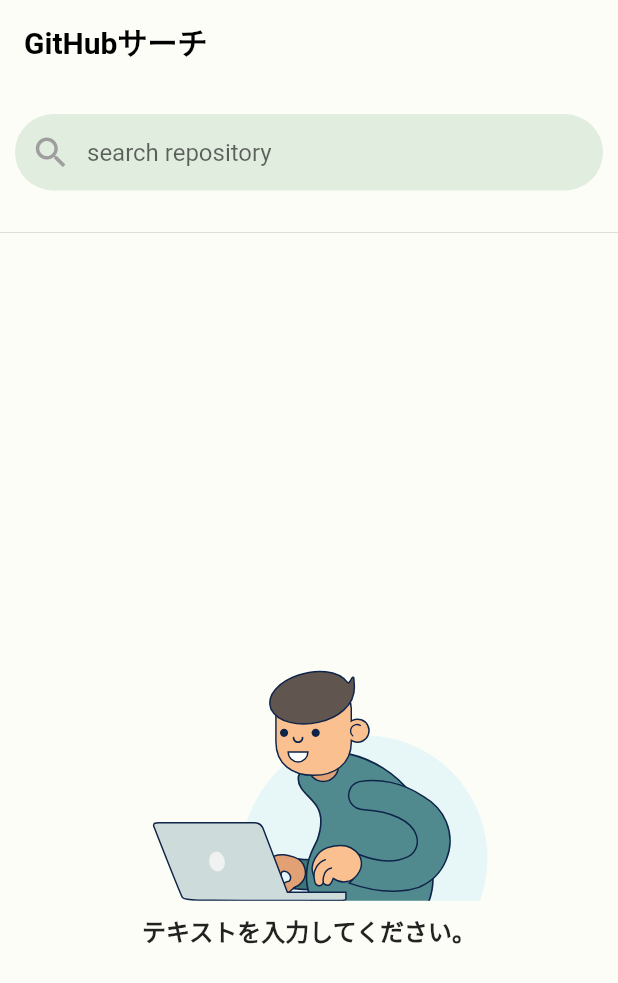
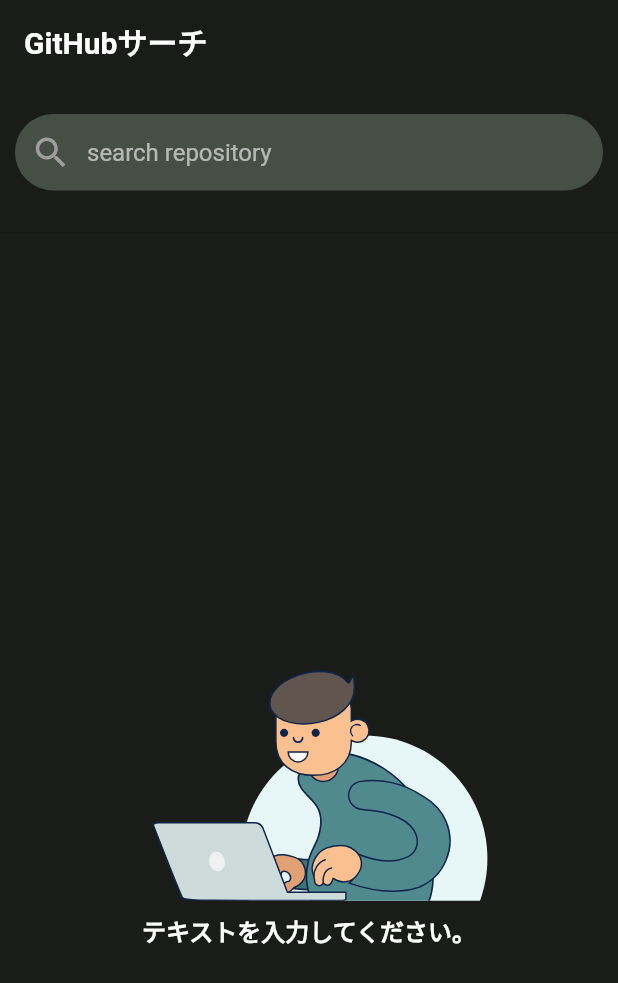
Before and after one commit to mqkotoo/yumemi_flutter_repo_search, a Flutter app: the screen it shows after launch, on a phone screen of 412 x 824 dp. Shown: the top 983 px of the screen. Run offline on Flutter 3.47's test engine with Material 2 defaults, Android fonts, the phone set to English and light mode, and no system bars; our stand-ins replace cached_network_image, flutter_riverpod, freezed_annotation, lottie, shimmer; generated files the repository leaves out were written again.

Commit message:
add dark theme

```diff
--- a/lib/main.dart
+++ b/lib/main.dart
@@ -22,6 +22,8 @@ class MyApp extends StatelessWidget {
   Widget build(BuildContext context) {
     return MaterialApp(
       theme: lightTheme,
+      darkTheme: darkTheme,
+      themeMode: ThemeMode.dark,
       home: const SearchPage(),
     );
   }
--- a/lib/repository/data_repository.dart
+++ b/lib/repository/data_repository.dart
@@ -13,10 +13,10 @@ class DataRepository {
   Future<RepoDataModel> getData(String repoName) async {
     try {
       // //エラーテスト用URL
-      final apiUri = Uri.parse('https://httpstat.us/403');
+      // final apiUri = Uri.parse('https://httpstat.us/403');
 
-      // final apiUri =
-      //     Uri.parse('https://api.github.com/search/repositories?q=$repoName');
+      final apiUri =
+          Uri.parse('https://api.github.com/search/repositories?q=$repoName');
       http.Response response = await client.get(apiUri);
 
       if (response.statusCode == 200) {
--- a/lib/theme/theme.dart
+++ b/lib/theme/theme.dart
@@ -44,3 +44,47 @@ ThemeData lightTheme = ThemeData.light().copyWith(
   // divider
   dividerColor: const Color(0x47000000),
 );
+
+//dark theme ----------------------------------
+ThemeData darkTheme = ThemeData.dark().copyWith(
+  scaffoldBackgroundColor: const Color(0xff1A1C19),
+  //appbar theme
+  appBarTheme: const AppBarTheme(
+    centerTitle: false,
+    backgroundColor: Color(0xff1A1C19),
+    elevation: 0,
+    titleTextStyle: TextStyle(
+      color: Color(0xffffffff),
+      fontWeight: FontWeight.bold,
+      fontSize: 20,
+    ),
+    iconTheme: IconThemeData(
+      color: Color(0xffffffff),
+    ),
+  ),
+
+  //textField theme
+  inputDecorationTheme: InputDecorationTheme(
+    prefixIconColor: const Color(0xff9e9e9e),
+    suffixIconColor: const Color(0xff9e9e9e),
+    fillColor: const Color(0xff454f45),
+    filled: true,
+    enabledBorder: OutlineInputBorder(
+      borderRadius: BorderRadius.circular(30),
+      borderSide: const BorderSide(
+        color: Colors.transparent,
+      ),
+    ),
+    focusedBorder: OutlineInputBorder(
+      borderRadius: BorderRadius.circular(30),
+      borderSide: const BorderSide(
+        color: Color(0xff9e9e9e),
+      ),
+    ),
+    contentPadding: const EdgeInsets.symmetric(horizontal: 20, vertical: 16),
+    isDense: true,
+  ),
+
+  // divider
+  dividerColor: const Color(0xff777777),
+);
```
